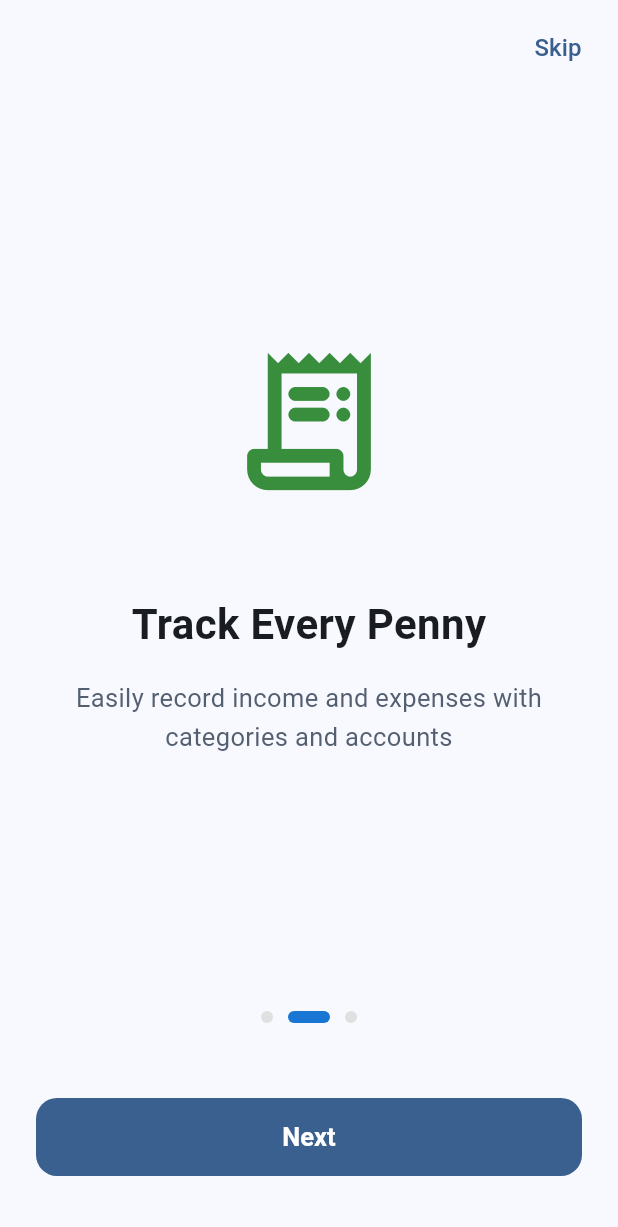
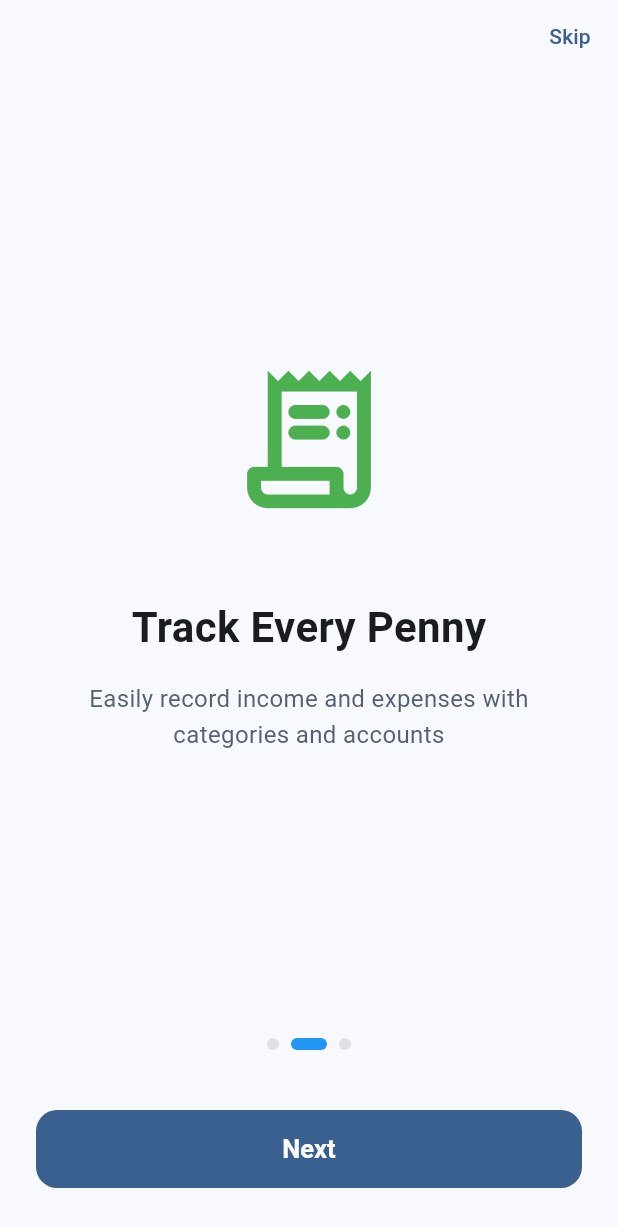
Before and after one commit to Abdogouhmad/walt, a Flutter app: the screen it shows after launch, swiped to page 2, on a phone screen of 412 x 824 dp. Shown: the top 1227 px of the screen. Run offline on Flutter 3.47's test engine with Material 3 defaults, Android fonts, the phone set to English and light mode, and no system bars; drawn by our look-alikes of dynamic_color; our stand-ins replace fl_chart, flutter_riverpod, flutter_slidable, freezed_annotation, go_router, hive_ce and 4 more; accounts and stored records are empty.

Commit message:
[FEAT] Minor Changes - rename & replaced the summary card file - onboarding screen optimized - report screen has 50% of the UI now

```diff
--- a/lib/features/home/home_screen.dart
+++ b/lib/features/home/home_screen.dart
@@ -2,7 +2,7 @@ import 'package:flutter/material.dart';
 import 'package:flutter_riverpod/flutter_riverpod.dart'; // Added
 import 'package:walt/features/home/widgets/recent_activity.dart';
 import 'package:walt/shared/bottons.dart';
-import 'package:walt/shared/card_ui.dart';
+import 'package:walt/features/home/widgets/summary_card.dart';
 import 'package:walt/features/home/widgets/bottom_sheet.dart';
 
 class HomeScreen extends ConsumerWidget {
--- a/lib/features/onboarding/onboarding_screen.dart
+++ b/lib/features/onboarding/onboarding_screen.dart
@@ -12,64 +12,72 @@ class OnboardingScreen extends ConsumerStatefulWidget {
 }
 
 class _OnboardingScreenState extends ConsumerState<OnboardingScreen> {
-  final PageController _pageController = PageController();
-  int _currentPage = 0;
+  late final PageController _controller;
+  int _page = 0;
 
-  // ── DATA DEFINITIONS ──────────────────────────────────────────────────────
-  final List<OnboardingPage> _pages = [
-    OnboardingPage(
-      title: "Welcome to Walt",
-      description:
-          "Your simple, private, and beautiful personal finance tracker",
-      icon: Icons.account_balance_wallet_rounded,
-      color: Colors.blue.shade700,
+  final _pages = const [
+    _PageData(
+      "Welcome to Walt",
+      "Your simple, private, and beautiful personal finance tracker",
+      Icons.account_balance_wallet_rounded,
+      Colors.blue,
     ),
-    OnboardingPage(
-      title: "Track Every Penny",
-      description:
-          "Easily record income and expenses with categories and accounts",
-      icon: Icons.receipt_long_rounded,
-      color: Colors.green.shade700,
+    _PageData(
+      "Track Every Penny",
+      "Easily record income and expenses with categories and accounts",
+      Icons.receipt_long_rounded,
+      Colors.green,
     ),
-    OnboardingPage(
-      title: "Take Control",
-      description:
-          "Get clear insights with charts, budgets, and monthly reports",
-      icon: Icons.analytics_rounded,
-      color: Colors.purple.shade700,
+    _PageData(
+      "Take Control",
+      "Get clear insights with charts, budgets, and monthly reports",
+      Icons.analytics_rounded,
+      Colors.purple,
     ),
   ];
 
-  void _nextPage() {
-    if (_currentPage < _pages.length - 1) {
-      _pageController.nextPage(
-        duration: const Duration(milliseconds: 400),
-        curve: Curves.easeInOut,
+  @override
+  void initState() {
+    super.initState();
+    _controller = PageController();
+  }
+
+  @override
+  void dispose() {
+    _controller.dispose(); // ✅ important
+    super.dispose();
+  }
+
+  void _next() {
+    if (_page < _pages.length - 1) {
+      _controller.nextPage(
+        duration: const Duration(milliseconds: 300),
+        curve: Curves.easeOut,
       );
     } else {
-      _completeOnboarding();
+      _finish();
     }
   }
 
-  Future<void> _completeOnboarding() async {
+  Future<void> _finish() async {
     await ref.read(settingsProvider.notifier).completeOnboarding();
     if (mounted) context.go('/');
   }
 
   @override
   Widget build(BuildContext context) {
-    final settings = ref.watch(settingsProvider);
+    // ✅ optimized Riverpod watching
+    final isLoaded = ref.watch(settingsProvider.select((s) => s.isLoaded));
+    final isDone = ref.watch(
+      settingsProvider.select((s) => s.isOnboardingCompleted),
+    );
 
-    // 1. Wait for Hive to finish loading
-    if (!settings.isLoaded) {
+    if (!isLoaded) {
       return const Scaffold(body: Center(child: CircularProgressIndicator()));
     }
 
-    // 2. Immediate redirect if already completed
-    if (settings.isOnboardingCompleted) {
-      WidgetsBinding.instance.addPostFrameCallback((_) {
-        context.go('/');
-      });
+    if (isDone) {
+      Future.microtask(() => context.go('/')); // ✅ safe redirect
       return const Scaffold();
     }
 
@@ -77,55 +85,33 @@ class _OnboardingScreenState extends ConsumerState<OnboardingScreen> {
       body: SafeArea(
         child: Column(
           children: [
+            // Skip
             Align(
               alignment: Alignment.topRight,
-              child: Padding(
-                padding: const EdgeInsets.only(top: 8, right: 8),
-                child: TextButton(
-                  onPressed: _completeOnboarding,
-                  child: const Text("Skip", style: TextStyle(fontSize: 16)),
-                ),
+              child: TextButton(onPressed: _finish, child: const Text("Skip")),
+            ),
+
+            // Pages
+            Expanded(
+              child: PageView.builder(
+                controller: _controller,
+                itemCount: _pages.length,
+                physics: const BouncingScrollPhysics(),
+                onPageChanged: (i) => setState(() => _page = i),
+                itemBuilder: (_, i) => _PageViewItem(data: _pages[i]),
               ),
             ),
-            Expanded(
-              child: PageView.builder(
-                controller: _pageController,
-                onPageChanged: (index) => setState(() => _currentPage = index),
-                itemCount: _pages.length,
-                itemBuilder: (context, index) =>
-                    OnboardingPageWidget(page: _pages[index]),
-              ),
-            ),
+
+            // Bottom UI
             Padding(
-              padding: const EdgeInsets.fromLTRB(24, 0, 24, 40),
+              padding: const EdgeInsets.fromLTRB(24, 0, 24, 32),
               child: Column(
                 children: [
-                  // Progress Dots
-                  Row(
-                    mainAxisAlignment: MainAxisAlignment.center,
-                    children: List.generate(
-                      _pages.length,
-                      (index) => AnimatedContainer(
-                        duration: const Duration(milliseconds: 300),
-                        margin: const EdgeInsets.symmetric(horizontal: 5),
-                        width: _currentPage == index ? 28 : 8,
-                        height: 8,
-                        decoration: BoxDecoration(
-                          color: _currentPage == index
-                              ? Colors.blue.shade700
-                              : Colors.grey.shade300,
-                          borderRadius: BorderRadius.circular(4),
-                        ),
-                      ),
-                    ),
-                  ),
-                  const SizedBox(height: 50),
-
+                  _Dots(current: _page, total: _pages.length),
+                  const SizedBox(height: 40),
                   AppButton(
-                    label: _currentPage == _pages.length - 1
-                        ? "Get Started"
-                        : "Next",
-                    onPressed: _nextPage,
+                    label: _page == _pages.length - 1 ? "Get Started" : "Next",
+                    onPressed: _next,
                     type: ButtonType.primary,
                     isFullWidth: true,
                     size: ButtonSize.large,
@@ -140,51 +126,74 @@ class _OnboardingScreenState extends ConsumerState<OnboardingScreen> {
   }
 }
 
-// ── MODELS & HELPER WIDGETS ────────────────────────────────────────────────
+// ─────────────────────────────────────────────────────────────
 
-class OnboardingPage {
-  final String title;
-  final String description;
+class _PageData {
+  final String title, desc;
   final IconData icon;
   final Color color;
 
-  OnboardingPage({
-    required this.title,
-    required this.description,
-    required this.icon,
-    required this.color,
-  });
+  const _PageData(this.title, this.desc, this.icon, this.color);
 }
 
-class OnboardingPageWidget extends StatelessWidget {
-  final OnboardingPage page;
+// ─────────────────────────────────────────────────────────────
 
-  const OnboardingPageWidget({super.key, required this.page});
+class _PageViewItem extends StatelessWidget {
+  final _PageData data;
+  const _PageViewItem({required this.data});
 
   @override
   Widget build(BuildContext context) {
-    final secondaryColor = Theme.of(context).colorScheme.secondary;
+    final secondary = Theme.of(context).colorScheme.secondary;
 
     return Padding(
-      padding: const EdgeInsets.symmetric(horizontal: 32),
+      padding: const EdgeInsets.symmetric(horizontal: 28),
       child: Column(
         mainAxisAlignment: MainAxisAlignment.center,
         children: [
-          Icon(page.icon, size: 110, color: page.color),
-          const SizedBox(height: 60),
+          Icon(data.icon, size: 110, color: data.color),
+          const SizedBox(height: 50),
           Text(
-            page.title,
+            data.title,
+            textAlign: TextAlign.center,
             style: const TextStyle(fontSize: 28, fontWeight: FontWeight.bold),
-            textAlign: TextAlign.center,
           ),
           const SizedBox(height: 16),
           Text(
-            page.description,
-            style: TextStyle(fontSize: 17, height: 1.5, color: secondaryColor),
+            data.desc,
             textAlign: TextAlign.center,
+            style: TextStyle(fontSize: 16, height: 1.5, color: secondary),
           ),
         ],
       ),
     );
   }
 }
+
+// ─────────────────────────────────────────────────────────────
+
+class _Dots extends StatelessWidget {
+  final int current, total;
+
+  const _Dots({required this.current, required this.total});
+
+  @override
+  Widget build(BuildContext context) {
+    return Row(
+      mainAxisAlignment: MainAxisAlignment.center,
+      children: List.generate(
+        total,
+        (i) => AnimatedContainer(
+          duration: const Duration(milliseconds: 250),
+          margin: const EdgeInsets.symmetric(horizontal: 4),
+          width: current == i ? 24 : 8,
+          height: 8,
+          decoration: BoxDecoration(
+            color: current == i ? Colors.blue : Colors.grey.shade300,
+            borderRadius: BorderRadius.circular(4),
+          ),
+        ),
+      ),
+    );
+  }
+}
--- a/pubspec.yaml
+++ b/pubspec.yaml
@@ -16,7 +16,7 @@ publish_to: 'none' # Remove this line if you wish to publish to pub.dev
 # https://developer.apple.com/library/archive/documentation/General/Reference/InfoPlistKeyReference/Articles/CoreFoundationKeys.html
 # In Windows, build-name is used as the major, minor, and patch parts
 # of the product and file versions while build-number is used as the build suffix.
-version: 0.2.9
+version: 0.2.10
 
 environment:
   sdk: ^3.11.4
```
Also changed, not shown: lib/core/constants/app_colors.dart (+9 -0 lines), lib/features/reports/reports_screen.dart (+12 -11 lines), lib/features/reports/widgets/barchart.dart (added, +92 -0 lines), lib/features/reports/widgets/secondary_cards.dart (added, +108 -0 lines), lib/shared/m3e_card.dart (added, +169 -0 lines), lib/features/home/widgets/summary_card.dart (renamed from lib/shared/card_ui.dart).
